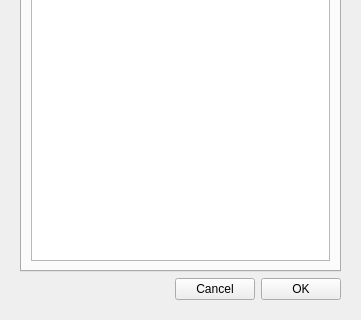
Giswater/giswater_qgis_plugin, file ui/add_visit.ui: the form before one commit; both pictures show x 0 to 361 and y 244 to 564 of the 361 by 564 pixel window.
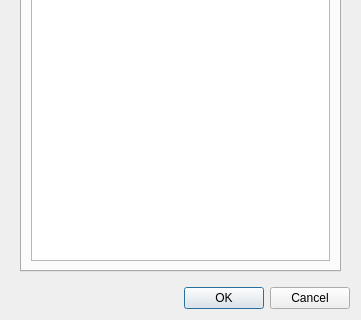
The form after the commit. The open tabs and pages were chosen to show the change. Icons and pictures are not drawn.

Commit message: reorganised adaptable GUI + added standard QDialogButto0nBox with relative standard ebvent connections

What changed in the file:
```diff
--- a/ui/add_visit.ui
+++ b/ui/add_visit.ui
@@ -1,7 +1,7 @@
 <?xml version="1.0" encoding="UTF-8"?>
 <ui version="4.0">
  <class>MainWindow</class>
- <widget class="QWidget" name="MainWindow">
+ <widget class="QDialog" name="MainWindow">
   <property name="geometry">
    <rect>
     <x>0</x>
@@ -773,40 +773,16 @@
         </widget>
        </widget>
       </item>
-      <item>
-       <layout class="QHBoxLayout" name="horizontalLayout_7">
-        <item>
-         <spacer name="horizontalSpacer">
-          <property name="orientation">
-           <enum>Qt::Horizontal</enum>
-          </property>
-          <property name="sizeHint" stdset="0">
-           <size>
-            <width>40</width>
-            <height>20</height>
-           </size>
-          </property>
-         </spacer>
-        </item>
-        <item>
-         <widget class="QPushButton" name="btn_cancel">
-          <property name="text">
-           <string>Cancel</string>
-          </property>
-         </widget>
-        </item>
-        <item>
-         <widget class="QPushButton" name="btn_accept">
-          <property name="text">
-           <string>OK</string>
-          </property>
-         </widget>
-        </item>
-       </layout>
-      </item>
      </layout>
     </widget>
    </item>
+   <item>
+    <widget class="QDialogButtonBox" name="buttonBox">
+     <property name="standardButtons">
+      <set>QDialogButtonBox::Cancel|QDialogButtonBox::Ok</set>
+     </property>
+    </widget>
+   </item>
   </layout>
  </widget>
  <resources/>
```
Left out of the diff: 38 changed lines with no effect on the pictures. The commit also changes 3 other files.
